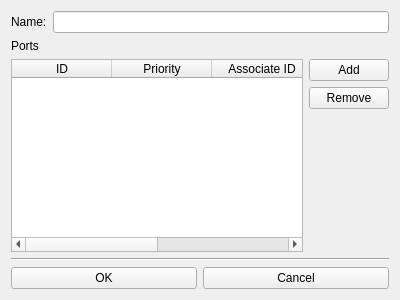
Qt form src/popups/l4_popup.ui (me2x/iNARK_Graphical) before a commit.
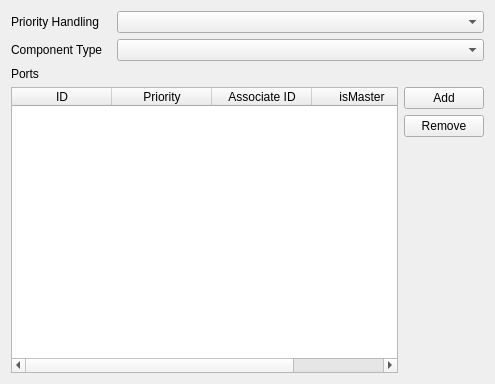
The same form after that commit.

Diff of the .ui file:
```diff
--- a/src/popups/l4_popup.ui
+++ b/src/popups/l4_popup.ui
@@ -6,24 +6,48 @@
    <rect>
     <x>0</x>
     <y>0</y>
-    <width>400</width>
-    <height>300</height>
+    <width>495</width>
+    <height>384</height>
    </rect>
   </property>
-  <layout class="QVBoxLayout" name="verticalLayout_3">
-   <item>
     <layout class="QVBoxLayout" name="verticalLayout_2">
      <item>
       <layout class="QHBoxLayout" name="horizontalLayout_2">
        <item>
-        <widget class="QLabel" name="label_2">
+      <widget class="QLabel" name="label_14">
+       <property name="maximumSize">
+        <size>
+         <width>100</width>
+         <height>30</height>
+        </size>
+       </property>
          <property name="text">
-          <string>Name:</string>
+        <string>Priority Handling</string>
          </property>
         </widget>
        </item>
        <item>
-        <widget class="QLineEdit" name="lineEdit_2"/>
+      <widget class="QComboBox" name="chose_layer"/>
+     </item>
+    </layout>
+   </item>
+   <item>
+    <layout class="QHBoxLayout" name="horizontalLayout_3">
+     <item>
+      <widget class="QLabel" name="label_15">
+       <property name="maximumSize">
+        <size>
+         <width>100</width>
+         <height>30</height>
+        </size>
+       </property>
+       <property name="text">
+        <string>Component Type</string>
+       </property>
+      </widget>
+     </item>
+     <item>
+      <widget class="QComboBox" name="chose_layer_2"/>
        </item>
       </layout>
      </item>
@@ -88,33 +112,6 @@
             </size>
            </property>
           </spacer>
-         </item>
-        </layout>
-       </item>
-      </layout>
-     </item>
-     <item>
-      <widget class="Line" name="line_3">
-       <property name="orientation">
-        <enum>Qt::Horizontal</enum>
-       </property>
-      </widget>
-     </item>
-     <item>
-      <layout class="QHBoxLayout" name="horizontalLayout">
-       <item>
-        <widget class="QPushButton" name="ok">
-         <property name="text">
-          <string>OK</string>
-         </property>
-        </widget>
-       </item>
-       <item>
-        <widget class="QPushButton" name="cancel">
-         <property name="text">
-          <string>Cancel</string>
-         </property>
-        </widget>
        </item>
       </layout>
      </item>
```
Lines whose indentation alone changed are shown as unchanged.
